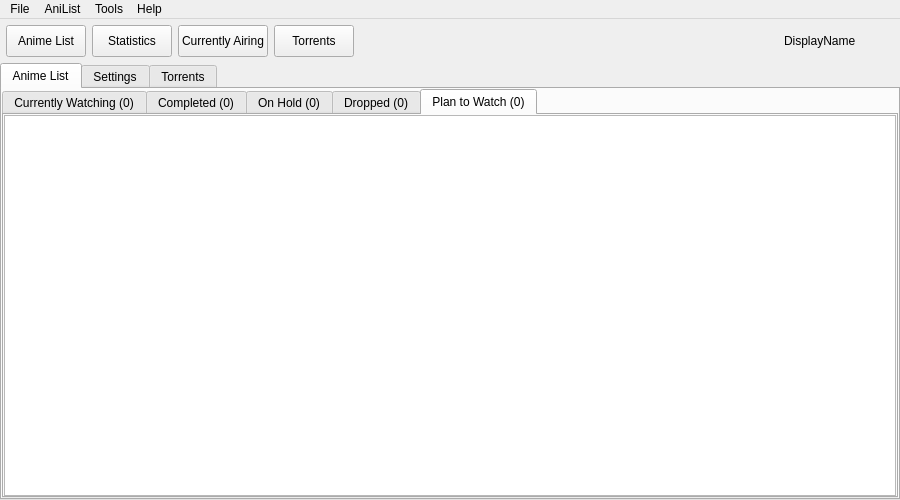
The window that mainwindow.ui (killmaster/Shinjiru) describes before a commit, drawn with Qt 5.
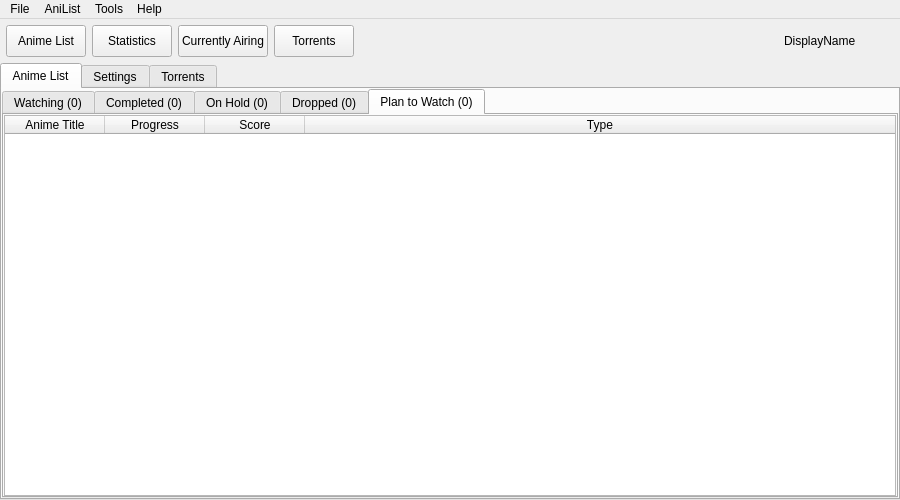
The same window after the commit. The open tabs and pages were chosen to show the change.

Commit message: Working list loading!

Diff of the .ui file:
```diff
--- a/mainwindow.ui
+++ b/mainwindow.ui
@@ -195,7 +195,7 @@
              </property>
              <widget class="QWidget" name="currentlyWatchingTab">
               <attribute name="title">
-               <string>Currently Watching (0)</string>
+               <string>Watching (0)</string>
               </attribute>
               <layout class="QHBoxLayout" name="horizontalLayout_2">
                <property name="leftMargin">
@@ -344,7 +344,34 @@
                 <number>0</number>
                </property>
                <item>
-                <widget class="QTableWidget" name="tableWidget"/>
+                <widget class="QTableWidget" name="planToWatchTable">
+                 <attribute name="horizontalHeaderStretchLastSection">
+                  <bool>true</bool>
+                 </attribute>
+                 <attribute name="verticalHeaderStretchLastSection">
+                  <bool>false</bool>
+                 </attribute>
+                 <column>
+                  <property name="text">
+                   <string>Anime Title</string>
+                  </property>
+                 </column>
+                 <column>
+                  <property name="text">
+                   <string>Progress</string>
+                  </property>
+                 </column>
+                 <column>
+                  <property name="text">
+                   <string>Score</string>
+                  </property>
+                 </column>
+                 <column>
+                  <property name="text">
+                   <string>Type</string>
+                  </property>
+                 </column>
+                </widget>
                </item>
               </layout>
              </widget>
```
Left out of the diff: 96 changed lines with no effect on the pictures. The commit also changes 1 other file.
